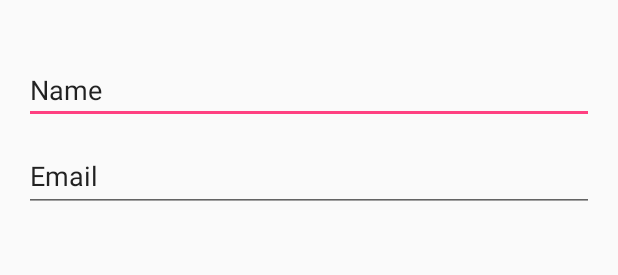
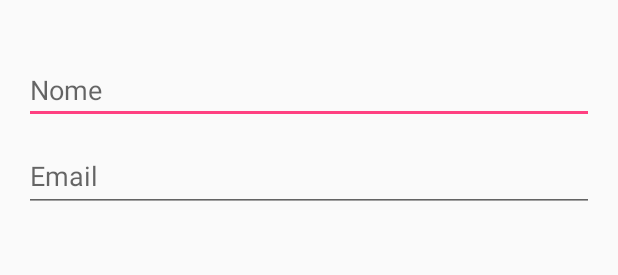
Before and after one commit to brunobpinheiro/CartaoVacina, an Android app: the layout activity_cadastro.xml on its own in the app's theme, with its tools: preview values and no code run, on a phone screen of 412 x 824 dp. Shown: the top 275 px of the screen. Run offline under Robolectric (Android 15) with nearby library versions, the phone set to English and light mode, and no system bars.

Commit message:
some code improvements

```diff
--- a/app/src/main/res/layout/activity_cadastro.xml
+++ b/app/src/main/res/layout/activity_cadastro.xml
@@ -10,41 +10,41 @@
         android:id="@+id/editTextName"
         android:layout_width="0dp"
         android:layout_height="39dp"
+        android:layout_marginBottom="59dp"
+        android:layout_marginEnd="16dp"
+        android:layout_marginStart="16dp"
+        android:layout_marginTop="43dp"
         android:ems="10"
+        android:hint="Nome"
         android:inputType="textPersonName"
-        android:text="Name"
-        tools:layout_constraintTop_creator="1"
+        app:layout_constraintBottom_toBottomOf="@+id/editTextEmail"
+        app:layout_constraintLeft_toLeftOf="parent"
+        app:layout_constraintRight_toRightOf="parent"
+        app:layout_constraintTop_toTopOf="parent"
+        tools:layout_constraintBottom_creator="1"
+        tools:layout_constraintLeft_creator="1"
         tools:layout_constraintRight_creator="1"
-        tools:layout_constraintBottom_creator="1"
-        android:layout_marginStart="16dp"
-        app:layout_constraintBottom_toBottomOf="@+id/editTextEmail"
-        android:layout_marginEnd="16dp"
-        app:layout_constraintRight_toRightOf="parent"
-        android:layout_marginTop="43dp"
-        tools:layout_constraintLeft_creator="1"
-        android:layout_marginBottom="59dp"
-        app:layout_constraintLeft_toLeftOf="parent"
-        app:layout_constraintTop_toTopOf="parent" />
+        tools:layout_constraintTop_creator="1" />
 
     <EditText
         android:id="@+id/editTextEmail"
         android:layout_width="0dp"
         android:layout_height="47dp"
+        android:layout_marginBottom="92dp"
+        android:layout_marginEnd="16dp"
+        android:layout_marginStart="16dp"
+        android:layout_marginTop="94dp"
         android:ems="10"
+        android:hint="Email"
         android:inputType="textPersonName"
-        android:text="Email"
-        tools:layout_constraintTop_creator="1"
+        app:layout_constraintBottom_toBottomOf="@+id/buttonCadastra"
+        app:layout_constraintLeft_toLeftOf="parent"
+        app:layout_constraintRight_toRightOf="parent"
+        app:layout_constraintTop_toTopOf="parent"
+        tools:layout_constraintBottom_creator="1"
+        tools:layout_constraintLeft_creator="1"
         tools:layout_constraintRight_creator="1"
-        tools:layout_constraintBottom_creator="1"
-        android:layout_marginStart="16dp"
-        app:layout_constraintBottom_toBottomOf="@+id/buttonCadastra"
-        android:layout_marginEnd="16dp"
-        app:layout_constraintRight_toRightOf="parent"
-        android:layout_marginTop="94dp"
-        tools:layout_constraintLeft_creator="1"
-        android:layout_marginBottom="92dp"
-        app:layout_constraintLeft_toLeftOf="parent"
-        app:layout_constraintTop_toTopOf="parent" />
+        tools:layout_constraintTop_creator="1" />
 
     <Button
         android:id="@+id/buttonCadastra"
```
Also changed, not shown: app/src/main/AndroidManifest.xml (+2 -24 lines), app/src/main/java/com/neri/alexa/cartaovacina/BancoDados.java (+34 -39 lines), app/src/main/java/com/neri/alexa/cartaovacina/CadastroActivity.java (+23 -12 lines).
